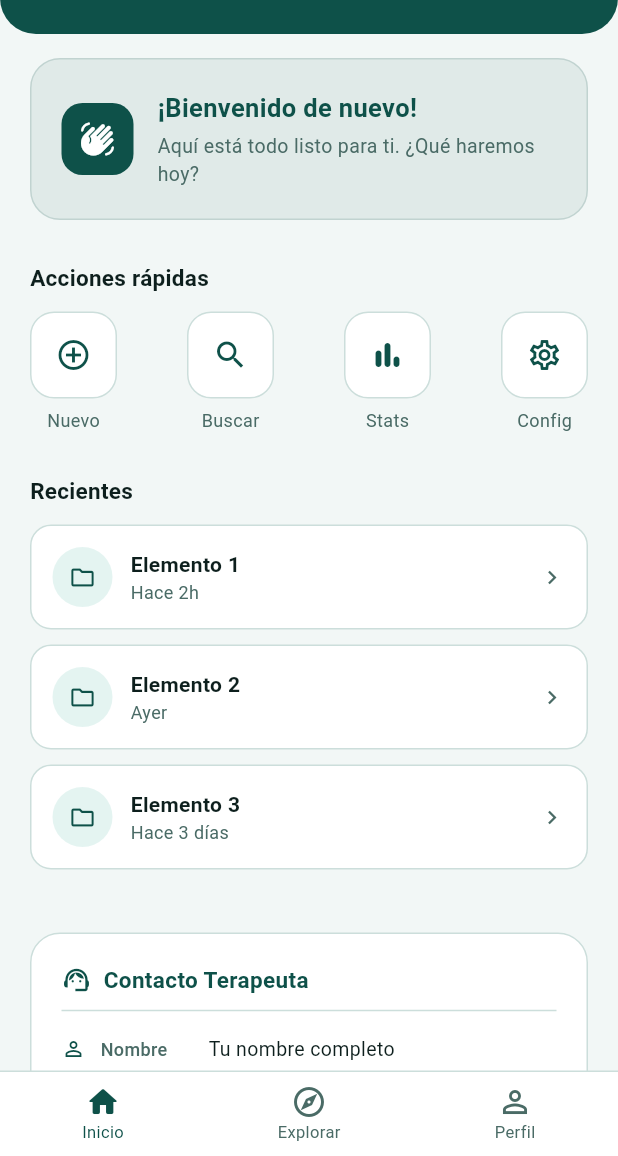
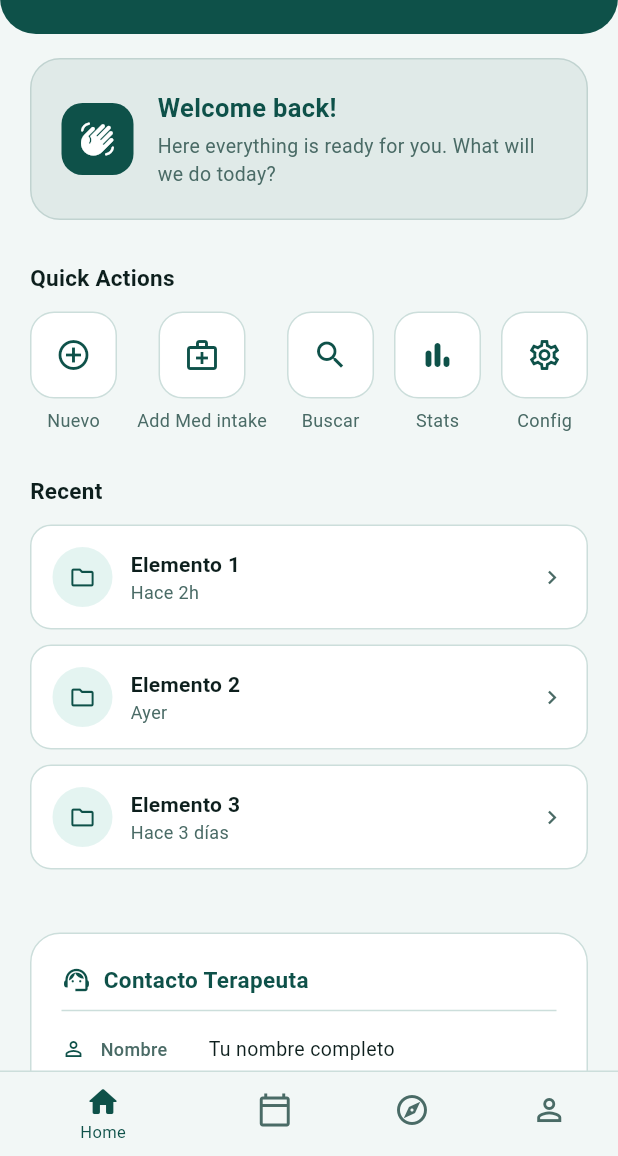
Before and after one commit to Aledgez05/AIYORI, a Flutter app: the screen it shows after launch, on a phone screen of 412 x 824 dp, the part 80-1236 px from its top. Run offline on Flutter 3.47's test engine with Material 3 defaults, Android fonts, the phone set to English and light mode, and no system bars.

Commit message:
home to meds,home still needs work

```diff
--- a/aiyori/lib/features/home/presentation/screens/home_screen.dart
+++ b/aiyori/lib/features/home/presentation/screens/home_screen.dart
@@ -1,8 +1,87 @@
 import 'package:flutter/material.dart';
 import '../../../../../core/theme/app_colors.dart';
+import 'meds_track_screen.dart';
 
-class HomeScreen extends StatelessWidget {
+class HomeScreen extends StatefulWidget {
   const HomeScreen({super.key});
+
+  @override
+  State<HomeScreen> createState() => _HomeScreenState();
+}
+
+class _HomeScreenState extends State<HomeScreen> {
+  Widget _buildQuickActionsGrid(BuildContext context) {
+    const items = [
+      _ActionItem(icon: Icons.add_circle_outline,  label: 'Nuevo'),
+      _ActionItem(icon: Icons.medical_services_outlined, label: 'Add Med intake'),
+      _ActionItem(icon: Icons.search,              label: 'Buscar'),
+      _ActionItem(icon: Icons.bar_chart_rounded,   label: 'Stats'),
+      _ActionItem(icon: Icons.settings_outlined,   label: 'Config'),
+
+    ];
+
+    return Row(
+      mainAxisAlignment: MainAxisAlignment.spaceBetween,
+      children: items.map((item) => _ActionTile(
+        item: item,
+        onTap: () => _onActionTap(context, item.label),
+      )).toList(),
+    );
+  }
+
+  void _onActionTap(BuildContext context, String label) {
+    switch (label) {
+      case 'Add Med intake':
+        Navigator.push(
+          context,
+          MaterialPageRoute(builder: (_) => const MedsTrackScreen()),
+        );
+        break;
+      // Add other cases if needed
+      default:
+        // Do nothing or show a snackbar
+        break;
+    }
+  }
+
+  void _onBottomNavTap(BuildContext context, int index) {
+    switch (index) {
+      case 1: // Med Track
+        Navigator.push(
+          context,
+          MaterialPageRoute(builder: (_) => const MedsTrackScreen()),
+        );
+        break;
+      // Add other cases if needed
+      default:
+        // Do nothing
+        break;
+    }
+  }
+
+  Widget _buildBottomNav(BuildContext context) {
+    return Container(
+      decoration: const BoxDecoration(
+        border: Border(top: BorderSide(color: AppColors.divider)),
+      ),
+      child: BottomNavigationBar(
+        backgroundColor: Colors.white,
+        selectedItemColor: AppColors.primary,
+        unselectedItemColor: AppColors.textSecondary,
+        selectedFontSize: 11,
+        unselectedFontSize: 11,
+        currentIndex: 0,
+        elevation: 0,
+        onTap: (index) => _onBottomNavTap(context, index),
+        items: const [
+          BottomNavigationBarItem(icon: Icon(Icons.home_rounded),     label: 'Home'),
+          BottomNavigationBarItem(icon: Icon(Icons.calendar_today_outlined), label: 'Med Track'),
+          BottomNavigationBarItem(icon: Icon(Icons.explore_outlined),  label: 'Explore'),
+          BottomNavigationBarItem(icon: Icon(Icons.person_outline),    label: 'Profile'),
+        ],
+      ),
+    );
+  }
 
   @override
   Widget build(BuildContext context) {
@@ -20,11 +99,11 @@ class HomeScreen extends StatelessWidget {
                   children: [
                     _WelcomeBanner(),
                     const SizedBox(height: 28),
-                    _SectionLabel('Acciones rápidas'),
+                    _SectionLabel('Quick Actions'),
                     const SizedBox(height: 12),
-                    _QuickActionsGrid(),
+                    _buildQuickActionsGrid(context),
                     const SizedBox(height: 28),
-                    _SectionLabel('Recientes'),
+                    _SectionLabel('Recent'),
                     const SizedBox(height: 12),
                     _RecentList(),
                     const SizedBox(height: 32),
@@ -37,7 +116,7 @@ class HomeScreen extends StatelessWidget {
           ],
         ),
       ),
-      bottomNavigationBar: _BottomNav(),
+      bottomNavigationBar: _buildBottomNav(context),
     );
   }
 }
@@ -104,7 +183,7 @@ class _WelcomeBanner extends StatelessWidget {
               crossAxisAlignment: CrossAxisAlignment.start,
               children: const [
                 Text(
-                  '¡Bienvenido de nuevo!',
+                  'Welcome back!',
                   style: TextStyle(
                     color: AppColors.primary,
                     fontSize: 17,
@@ -113,7 +192,7 @@ class _WelcomeBanner extends StatelessWidget {
                 ),
                 SizedBox(height: 4),
                 Text(
-                  'Aquí está todo listo para ti. ¿Qué haremos hoy?',
+                  'Here everything is ready for you. What will we do today?',
                   style: TextStyle(
                     color: AppColors.textSecondary,
                     fontSize: 13,
@@ -147,24 +226,6 @@ class _SectionLabel extends StatelessWidget {
   }
 }
 
-// — Grid de acciones, placeholder iconos —
-class _QuickActionsGrid extends StatelessWidget {
-  static const _items = [
-    _ActionItem(icon: Icons.add_circle_outline,  label: 'Nuevo'),
-    _ActionItem(icon: Icons.search,              label: 'Buscar'),
-    _ActionItem(icon: Icons.bar_chart_rounded,   label: 'Stats'),
-    _ActionItem(icon: Icons.settings_outlined,   label: 'Config'),
-  ];
-
-  @override
-  Widget build(BuildContext context) {
-    return Row(
-      mainAxisAlignment: MainAxisAlignment.spaceBetween,
-      children: _items.map((item) => _ActionTile(item: item)).toList(),
-    );
-  }
-}
-
 class _ActionItem {
   final IconData icon;
   final String label;
@@ -173,12 +234,15 @@ class _ActionItem {
 
 class _ActionTile extends StatelessWidget {
   final _ActionItem item;
-  const _ActionTile({required this.item});
+  final VoidCallback? onTap;
+  const _ActionTile({required this.item, this.onTap});
 
   @override
   Widget build(BuildContext context) {
-    return GestureDetector(
-      onTap: () {},
+    return MouseRegion(
+      cursor: SystemMouseCursors.click,
+      child: GestureDetector(
+        onTap: onTap,
         child: Column(
           children: [
             Container(
@@ -194,6 +258,7 @@ class _ActionTile extends StatelessWidget {
             Text(item.label,
                 style: const TextStyle(fontSize: 12, color: AppColors.textSecondary)),
           ],
+        ),
       ),
     );
   }
@@ -342,29 +407,3 @@ class _ContactRow extends StatelessWidget {
     );
   }
 }
-
-// — Barra de navegación inferior —
-class _BottomNav extends StatelessWidget {
-  @override
-  Widget build(BuildContext context) {
-    return Container(
-      decoration: const BoxDecoration(
-        border: Border(top: BorderSide(color: AppColors.divider)),
-      ),
-      child: BottomNavigationBar(
-        backgroundColor: Colors.white,
-        selectedItemColor: AppColors.primary,
-        unselectedItemColor: AppColors.textSecondary,
-        selectedFontSize: 11,
-        unselectedFontSize: 11,
-        currentIndex: 0,
-        elevation: 0,
-        items: const [
-          BottomNavigationBarItem(icon: Icon(Icons.home_rounded),     label: 'Inicio'),
-          BottomNavigationBarItem(icon: Icon(Icons.explore_outlined),  label: 'Explorar'),
-          BottomNavigationBarItem(icon: Icon(Icons.person_outline),    label: 'Perfil'),
-        ],
-      ),
-    );
-  }
-}
--- a/aiyori/lib/main.dart
+++ b/aiyori/lib/main.dart
@@ -10,7 +10,7 @@ class MyApp extends StatelessWidget {
   @override
   Widget build(BuildContext context) {
     return MaterialApp(
-      title: 'Mi App',
+      title: 'AIYORI',
       debugShowCheckedModeBanner: false,
       theme: AppTheme.light,
       darkTheme: AppTheme.dark,
```
Also changed, not shown: aiyori/lib/features/home/presentation/screens/meds_track_screen.dart (added, +127 -0 lines). Lines whose indentation alone changed are shown as unchanged.
